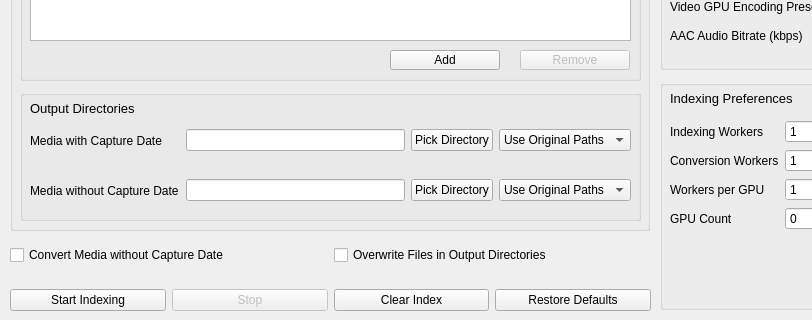
Before: the Qt Designer form assets/mainwindow.ui in sabaatworld/batch-media-compressor, drawn with Qt 5; both pictures show x 0 to 812 and y 170 to 490 of the 990 by 490 pixel window.
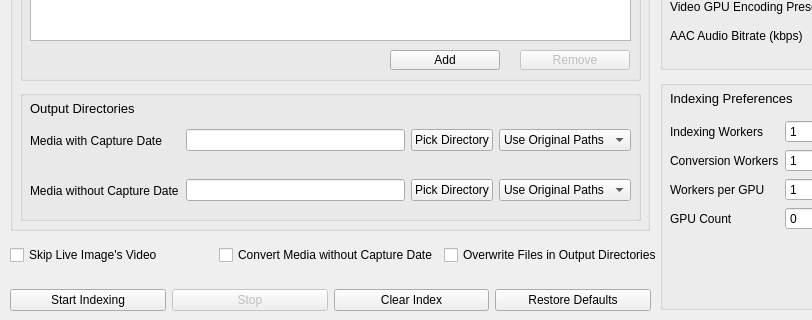
After: the same form once the commit is applied.

Commit message: Added option to skip video for live photos

```diff
--- a/assets/mainwindow.ui
+++ b/assets/mainwindow.ui
@@ -744,11 +744,18 @@
      <rect>
       <x>10</x>
       <y>410</y>
-      <width>641</width>
+      <width>652</width>
       <height>31</height>
      </rect>
     </property>
     <layout class="QHBoxLayout" name="horizontalLayout_5">
+     <item>
+      <widget class="QCheckBox" name="chkSkipSameNameVideo">
+       <property name="text">
+        <string>Skip Live Image's Video</string>
+       </property>
+      </widget>
+     </item>
      <item>
       <widget class="QCheckBox" name="chkConvertUnknown">
        <property name="text">
```
The commit also changes 6 other files.
